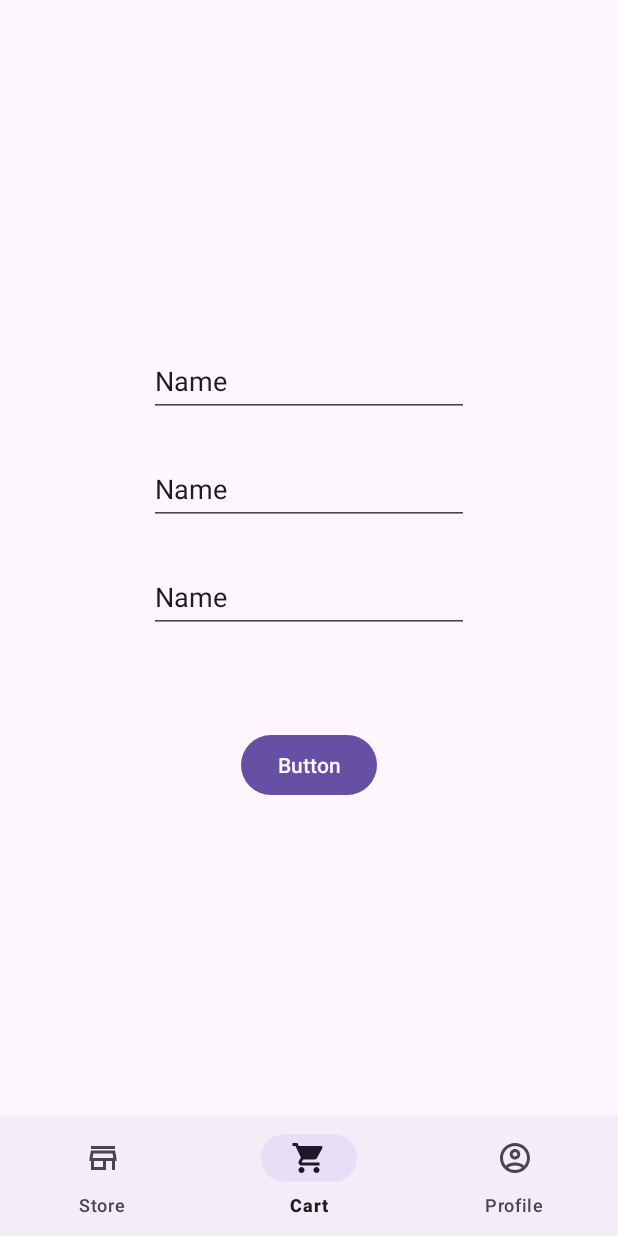
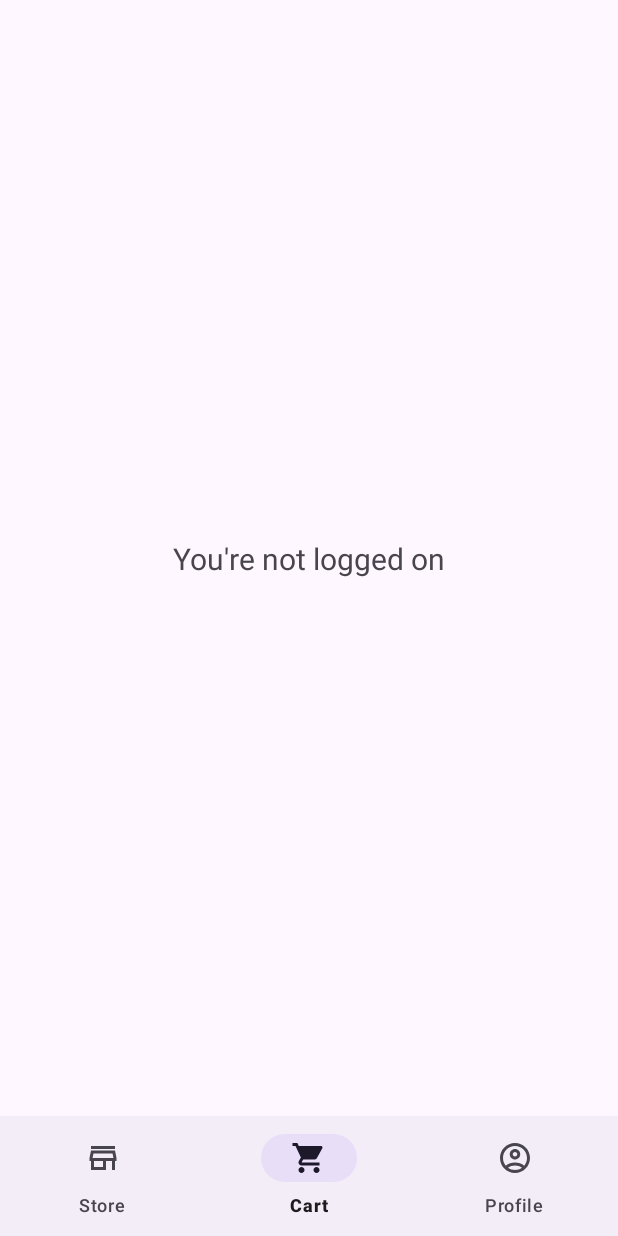
Before and after one commit to TeraIter/Test, an Android app: the screen it shows after launch (MainActivity), item 2 of the bottom bar chosen, on a phone screen of 412 x 824 dp. Run offline under Robolectric (Android 15) with nearby library versions, the phone set to English and light mode, and no system bars; our stand-ins replace Room's generated code; pictures from the network do not load.

Commit message:
redesigned MainSecondFragment added show password to fragment_main_third.xml

```diff
--- a/app/src/main/java/com/example/test/fragments/MainSecondFragment.kt
+++ b/app/src/main/java/com/example/test/fragments/MainSecondFragment.kt
@@ -6,6 +6,10 @@ import android.view.View
 import android.view.ViewGroup
 import androidx.fragment.app.Fragment
 import com.example.test.databinding.FragmentMainSecondBinding
+import com.example.test.room.DB
+import kotlinx.coroutines.CoroutineScope
+import kotlinx.coroutines.Dispatchers
+import kotlinx.coroutines.launch
 
 
 class MainSecondFragment : Fragment() {
@@ -21,5 +25,20 @@ class MainSecondFragment : Fragment() {
 
     override fun onViewCreated(view: View, savedInstanceState: Bundle?) {
 
+        CoroutineScope(Dispatchers.IO).launch {
+            val user = DB.getDB(requireActivity().applicationContext).userDao.getUser().getOrNull(0)
+
+
+            activity?.runOnUiThread {
+
+                if (user == null) {
+                    binding.notLoggedTv.visibility = View.VISIBLE
+                } else {
+                    binding.loggedOnTv.visibility = View.VISIBLE
+                }
+
+                binding.progressBar3.visibility = View.GONE
+            }
+        }
     }
 }
--- a/app/src/main/java/com/example/test/fragments/MainThirdFragment.kt
+++ b/app/src/main/java/com/example/test/fragments/MainThirdFragment.kt
@@ -1,6 +1,7 @@
 package com.example.test.fragments
 
 import android.os.Bundle
+import android.text.method.PasswordTransformationMethod
 import android.view.LayoutInflater
 import android.view.View
 import android.view.ViewGroup
@@ -53,5 +54,27 @@ class MainThirdFragment : Fragment() {
                 }
             }
         }
+
+        binding.showPasswordCb.setOnClickListener {
+
+            binding.passwordEt.let { et ->
+
+                val start = et.selectionStart
+                val end = et.selectionEnd
+                if (binding.showPasswordCb.isChecked) {
+                    et.transformationMethod = null
+                } else {
+                    et.transformationMethod = PasswordTransformationMethod()
+                }
+                et.setSelection(start, end)
+            }
+        }
+
+        binding.tvNoAccount.setOnClickListener {
+            activity?.supportFragmentManager?.beginTransaction()?.apply {
+                replace(R.id.mainFrameLayout, RegisterFragment())
+                commit()
+            }
+        }
     }
 }
--- a/app/src/main/java/com/example/test/net/method/Methods.kt
+++ b/app/src/main/java/com/example/test/net/method/Methods.kt
@@ -4,7 +4,7 @@ import android.widget.Toast
 import androidx.fragment.app.FragmentActivity
 import com.example.test.net.DummyJSON
 import com.example.test.net.data.CompactProducts
-import java.net.UnknownHostException
+import java.io.IOException
 
 
 suspend fun getProducts(skip: Int, activity: FragmentActivity?): CompactProducts {
@@ -17,7 +17,7 @@ suspend fun getProducts(skip: Int, activity: FragmentActivity?): CompactProducts
             Toast.makeText(activity, "ERROR", Toast.LENGTH_SHORT).show()
             CompactProducts(mutableListOf(), 100, 10, 10)
         }
-    } catch (e: UnknownHostException) {
+    } catch (e: IOException) {
         CompactProducts(mutableListOf(), -1, 10, 10)
     }
 }
--- a/app/src/main/res/layout/fragment_main_second.xml
+++ b/app/src/main/res/layout/fragment_main_second.xml
@@ -7,53 +7,42 @@
     android:layout_height="match_parent"
     tools:context=".fragments.MainSecondFragment">
 
-    <EditText
-        android:id="@+id/firstName_et"
+    <TextView
+        android:id="@+id/notLogged_tv"
         android:layout_width="wrap_content"
-        android:layout_height="48dp"
-        android:ems="10"
-        android:inputType="text"
-        android:text="Name"
+        android:layout_height="wrap_content"
+        android:text="You're not logged on"
+        android:textSize="20sp"
+        android:visibility="gone"
+        app:layout_constraintBottom_toBottomOf="parent"
+        app:layout_constraintEnd_toEndOf="parent"
+        app:layout_constraintHorizontal_bias="0.5"
+        app:layout_constraintStart_toStartOf="parent"
+        app:layout_constraintTop_toTopOf="parent"
+        app:layout_constraintVertical_bias="0.5" />
+
+    <ProgressBar
+        android:id="@+id/progressBar3"
+        style="?android:attr/progressBarStyle"
+        android:layout_width="wrap_content"
+        android:layout_height="wrap_content"
+        android:visibility="visible"
+        app:layout_constraintBottom_toBottomOf="parent"
+        app:layout_constraintEnd_toEndOf="parent"
+        app:layout_constraintHorizontal_bias="0.5"
+        app:layout_constraintStart_toStartOf="parent"
+        app:layout_constraintTop_toTopOf="parent"
+        app:layout_constraintVertical_bias="0.5" />
+
+    <TextView
+        android:id="@+id/loggedOn_tv"
+        android:layout_width="wrap_content"
+        android:layout_height="wrap_content"
+        android:text="Welcome to los pollos hermanos"
+        android:textSize="20sp"
+        android:visibility="gone"
         app:layout_constraintBottom_toBottomOf="parent"
         app:layout_constraintEnd_toEndOf="parent"
         app:layout_constraintStart_toStartOf="parent"
-        app:layout_constraintTop_toTopOf="parent"
-        app:layout_constraintVertical_bias="0.32999998" />
-
-    <EditText
-        android:id="@+id/phoneNumber_et"
-        android:layout_width="wrap_content"
-        android:layout_height="48dp"
-        android:layout_marginTop="24dp"
-        android:ems="10"
-        android:inputType="text"
-        android:text="Name"
-        app:layout_constraintEnd_toEndOf="parent"
-        app:layout_constraintHorizontal_bias="0.5"
-        app:layout_constraintStart_toStartOf="parent"
-        app:layout_constraintTop_toBottomOf="@+id/lastName_et" />
-
-    <Button
-        android:id="@+id/button"
-        android:layout_width="wrap_content"
-        android:layout_height="wrap_content"
-        android:layout_marginTop="64dp"
-        android:text="Button"
-        app:layout_constraintEnd_toEndOf="parent"
-        app:layout_constraintHorizontal_bias="0.5"
-        app:layout_constraintStart_toStartOf="parent"
-        app:layout_constraintTop_toBottomOf="@+id/phoneNumber_et" />
-
-    <EditText
-        android:id="@+id/lastName_et"
-        android:layout_width="wrap_content"
-        android:layout_height="48dp"
-        android:layout_marginTop="24dp"
-        android:ems="10"
-        android:inputType="text"
-        android:text="Name"
-        app:layout_constraintEnd_toEndOf="parent"
-        app:layout_constraintHorizontal_bias="0.5"
-        app:layout_constraintStart_toStartOf="parent"
-        app:layout_constraintTop_toBottomOf="@+id/firstName_et" />
+        app:layout_constraintTop_toTopOf="parent" />
 </androidx.constraintlayout.widget.ConstraintLayout>
--- a/app/src/main/res/layout/fragment_main_third.xml
+++ b/app/src/main/res/layout/fragment_main_third.xml
@@ -41,19 +41,19 @@
         app:layout_constraintHorizontal_bias="0.5"
         app:layout_constraintStart_toStartOf="parent"
         app:layout_constraintTop_toTopOf="parent"
-        app:layout_constraintVertical_bias="0.71000004" />
+        app:layout_constraintVertical_bias="0.65999997" />
 
     <TextView
         android:id="@+id/tvNoAccount"
         android:layout_width="wrap_content"
         android:layout_height="wrap_content"
-        android:layout_marginTop="8dp"
-        android:text="I hadn't account.Register."
+        android:layout_marginTop="32dp"
         android:linksClickable="true"
+        android:text="I haven't account.Register."
         android:textColor="#3366BB"
-        app:layout_constraintEnd_toEndOf="@+id/password_et"
-        app:layout_constraintTop_toBottomOf="@+id/password_et"
-        />
+        app:layout_constraintEnd_toEndOf="@+id/btnLogin"
+        app:layout_constraintStart_toStartOf="@+id/btnLogin"
+        app:layout_constraintTop_toBottomOf="@+id/btnLogin" />
 
     <TextView
         android:id="@+id/username_tv"
@@ -70,4 +70,13 @@
         android:text="Password:"
         app:layout_constraintBottom_toTopOf="@+id/password_et"
         app:layout_constraintStart_toStartOf="@+id/password_et" />
+
+    <CheckBox
+        android:id="@+id/showPassword_cb"
+        android:layout_width="wrap_content"
+        android:layout_height="wrap_content"
+        android:layout_marginTop="8dp"
+        android:text="Show password"
+        app:layout_constraintStart_toStartOf="@+id/password_et"
+        app:layout_constraintTop_toBottomOf="@+id/password_et" />
 </androidx.constraintlayout.widget.ConstraintLayout>
--- a/app/src/main/res/layout/fragment_product.xml
+++ b/app/src/main/res/layout/fragment_product.xml
@@ -29,7 +29,7 @@
             android:layout_width="match_parent"
             android:layout_height="wrap_content"
             android:layout_marginTop="16dp"
-            android:visibility="visible"
+            android:visibility="gone"
             app:layout_constraintEnd_toEndOf="parent"
             app:layout_constraintHorizontal_bias="1.0"
             app:layout_constraintStart_toStartOf="parent"
```
